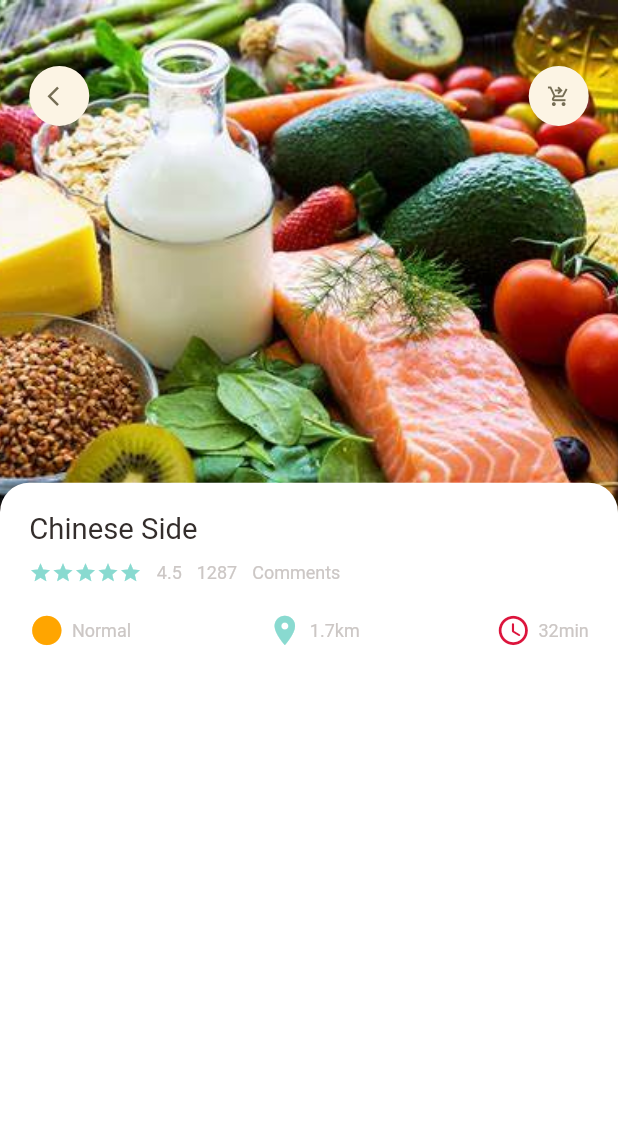
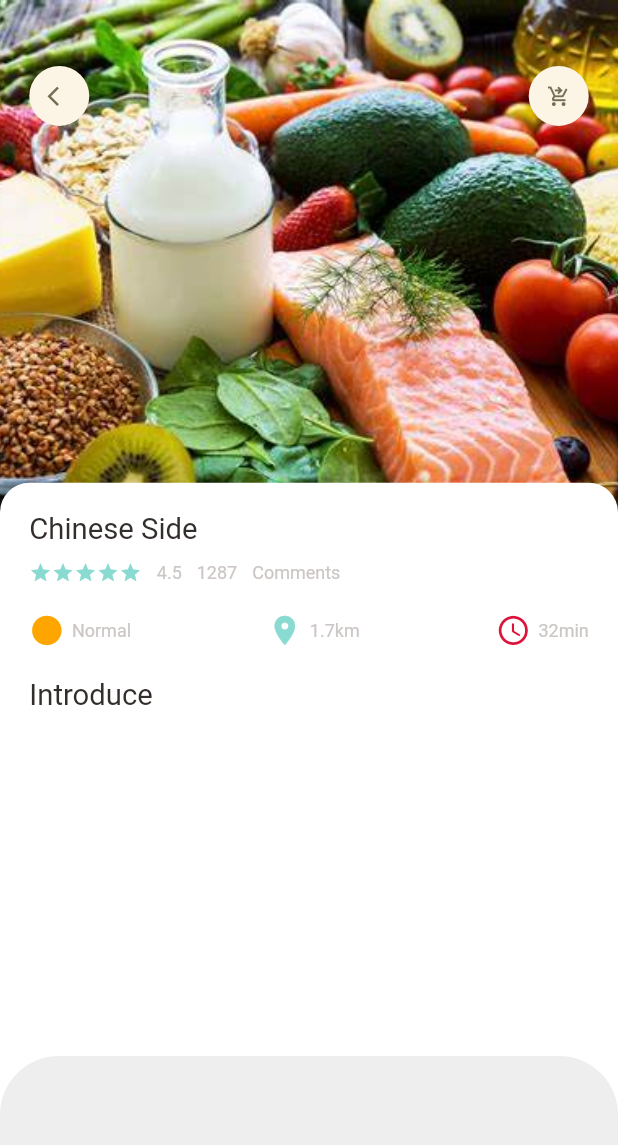
Before and after one commit to Amantha96/FoodApp, a Flutter app: the screen it shows after launch, on a phone screen of 412 x 824 dp. Shown: the top 1145 px of the screen. Run offline on Flutter 3.47's test engine with Material 2 defaults, Android fonts, the phone set to English and light mode, and no system bars; our stand-ins replace get.

Commit message:
first v.01

```diff
--- a/lib/Pages/food/popular_food_detil.dart
+++ b/lib/Pages/food/popular_food_detil.dart
@@ -15,6 +15,7 @@ class PopularFoodDetail extends StatelessWidget {
   @override
   Widget build(BuildContext context) {
     return Scaffold(
+      backgroundColor: Colors.white,
       body: Stack(
         children: [
           Positioned(
@@ -70,17 +71,32 @@ class PopularFoodDetail extends StatelessWidget {
                    color: Colors.white
 
                  ),
-                child:AppColumn(text:"Chinese Side"),
+                child:Column(
+                  crossAxisAlignment: CrossAxisAlignment.start,
+                  children: [
+                    AppColumn(text:"Chinese Side"),
+                    SizedBox(height: Dimensions.height20,),
+                    BigText(text: "Introduce"),
+                  ],
+
+                )
 
 
 
 
           ))
-
-
-
-
         ],
+      ),
+      bottomNavigationBar: Container(
+        height: 120,
+        padding: EdgeInsets.only(top:Dimensions.height30,bottom: Dimensions.height30,left: Dimensions.width20,right: Dimensions.width20),
+        decoration: BoxDecoration(
+          color: AppColors.buttonBackgroundColor,
+          borderRadius: BorderRadius.only(
+            topLeft: Radius.circular(Dimensions.radius20*2),
+            topRight: Radius.circular(Dimensions.radius20*2),
+          )
+        ),
       ),
     );
   }
--- a/lib/colors.dart
+++ b/lib/colors.dart
@@ -6,5 +6,6 @@ class AppColors{
   static const Color white = Color(0xFFFFFFFF);
   static const Color iconColor1 = Color(0xFFffa500);
   static const Color iconColor2 = Color(0xFFdc143c);
+  static const Color buttonBackgroundColor = Color(0xFFEEEEEE);
 
 }
```
